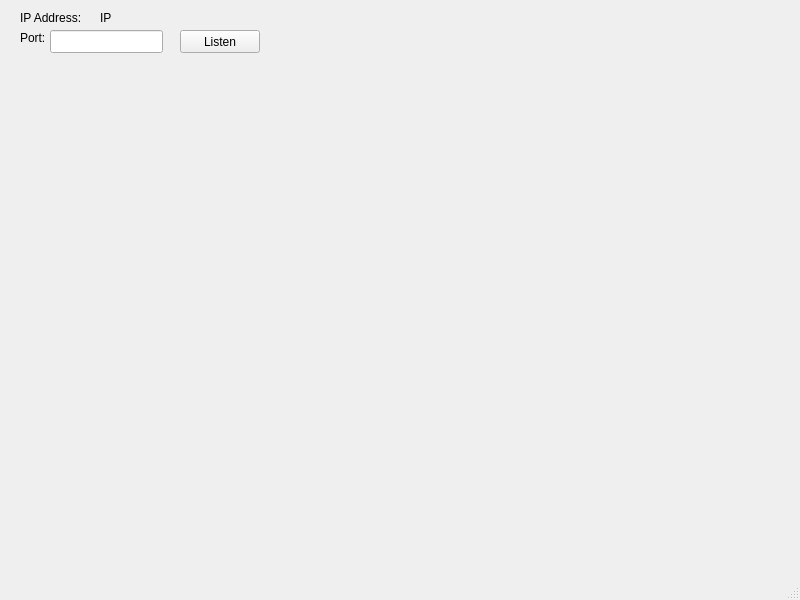
The window that mainwindow.ui (PasiSa/dice-server) describes before a commit, drawn with Qt 5.
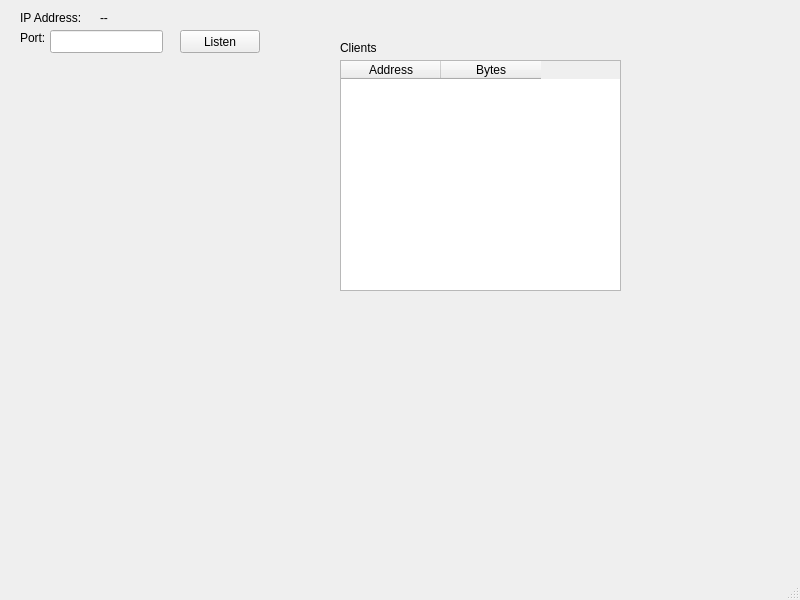
The same window after the commit.

```diff
--- a/mainwindow.ui
+++ b/mainwindow.ui
@@ -27,17 +27,17 @@
      <string>IP Address:</string>
     </property>
    </widget>
-   <widget class="QLabel" name="label_2">
+   <widget class="QLabel" name="ipAddrLabel">
     <property name="geometry">
      <rect>
       <x>100</x>
       <y>10</y>
-      <width>57</width>
-      <height>15</height>
+      <width>161</width>
+      <height>16</height>
      </rect>
     </property>
     <property name="text">
-     <string>IP</string>
+     <string>--</string>
     </property>
    </widget>
    <widget class="QLabel" name="label_3">
@@ -76,6 +76,42 @@
      <string>Listen</string>
     </property>
    </widget>
+   <widget class="QTableWidget" name="connectionsTable">
+    <property name="geometry">
+     <rect>
+      <x>340</x>
+      <y>60</y>
+      <width>281</width>
+      <height>231</height>
+     </rect>
+    </property>
+    <property name="columnCount">
+     <number>2</number>
+    </property>
+    <column>
+     <property name="text">
+      <string>Address</string>
+     </property>
+    </column>
+    <column>
+     <property name="text">
+      <string>Bytes</string>
+     </property>
+    </column>
+   </widget>
+   <widget class="QLabel" name="label_2">
+    <property name="geometry">
+     <rect>
+      <x>340</x>
+      <y>40</y>
+      <width>91</width>
+      <height>16</height>
+     </rect>
+    </property>
+    <property name="text">
+     <string>Clients</string>
+    </property>
+   </widget>
   </widget>
   <widget class="QMenuBar" name="menubar">
    <property name="geometry">
```
